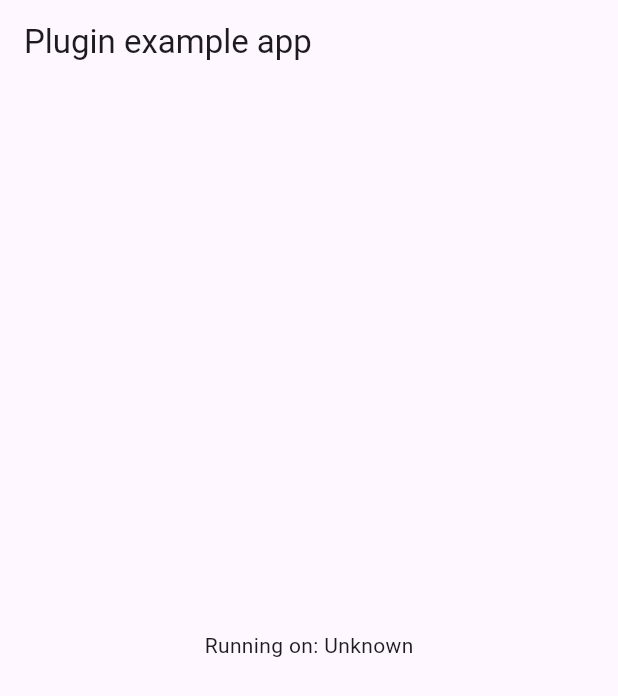
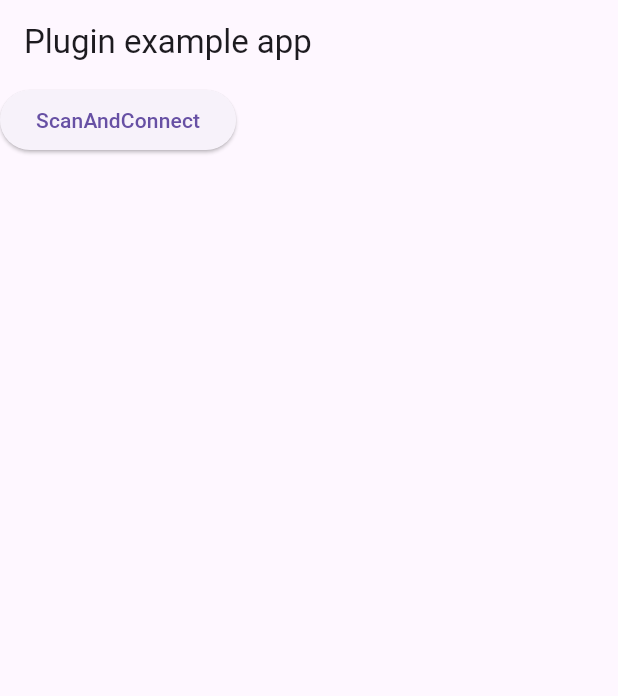
Before and after one commit to HamadiSan/kbeacon, a Flutter app: the screen it shows after launch, on a phone screen of 412 x 824 dp. Shown: the top 696 px of the screen. Run offline on Flutter 3.47's test engine with Material 3 defaults, Android fonts, the phone set to English and light mode, and no system bars.

Commit message:
fix connection and gradle issues

```diff
--- a/example/lib/main.dart
+++ b/example/lib/main.dart
@@ -1,4 +1,5 @@
 import 'package:flutter/material.dart';
+import 'package:kbeacon/kbeacon.dart';
 
 void main() {
   runApp(const MyApp());
@@ -12,13 +13,13 @@ class MyApp extends StatefulWidget {
 }
 
 class _MyAppState extends State<MyApp> {
-  final String _platformVersion = 'Unknown';
-
   @override
   void initState() {
     super.initState();
+    Kbeacon.setEventListener((event) {
+      print('Event received: $event');
+    });
   }
-
 
   @override
   Widget build(BuildContext context) {
@@ -27,8 +28,11 @@ class _MyAppState extends State<MyApp> {
         appBar: AppBar(
           title: const Text('Plugin example app'),
         ),
-        body: Center(
-          child: Text('Running on: $_platformVersion\n'),
+        body: ElevatedButton(
+          onPressed: () {
+            Kbeacon.scanAndConnect(5000, "7777772E-6B6B-6D63-6E2E-636F6D000001", "00000000");
+          },
+          child: const Text('ScanAndConnect'),
         ),
       ),
     );
```
Also changed, not shown: 7 other files.
